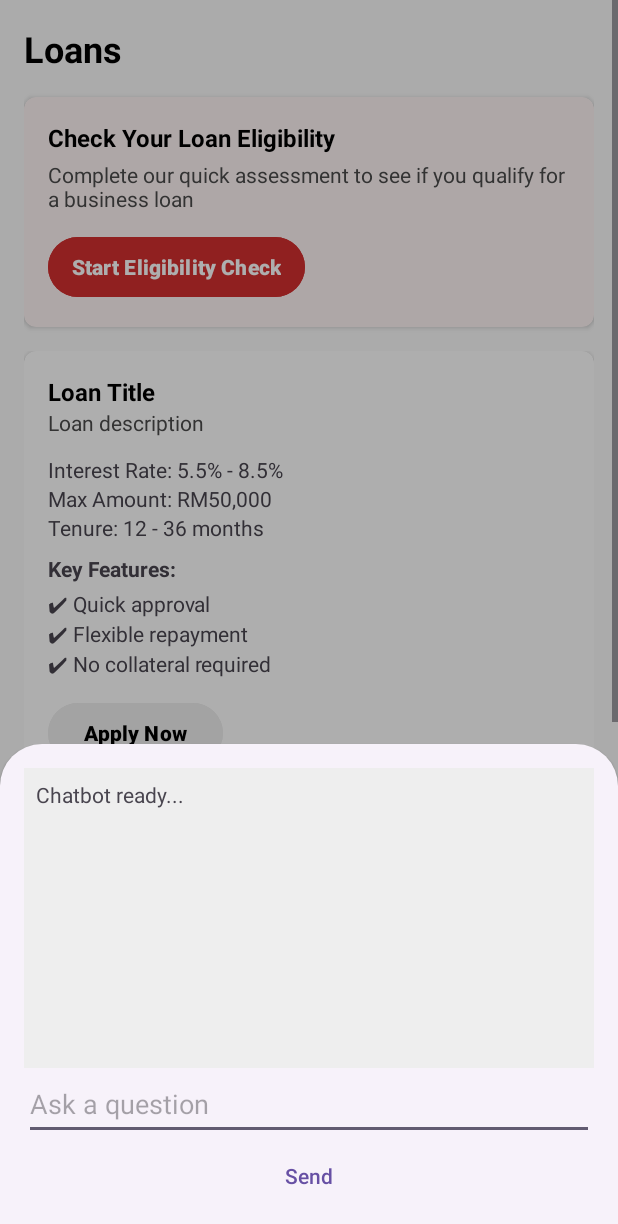
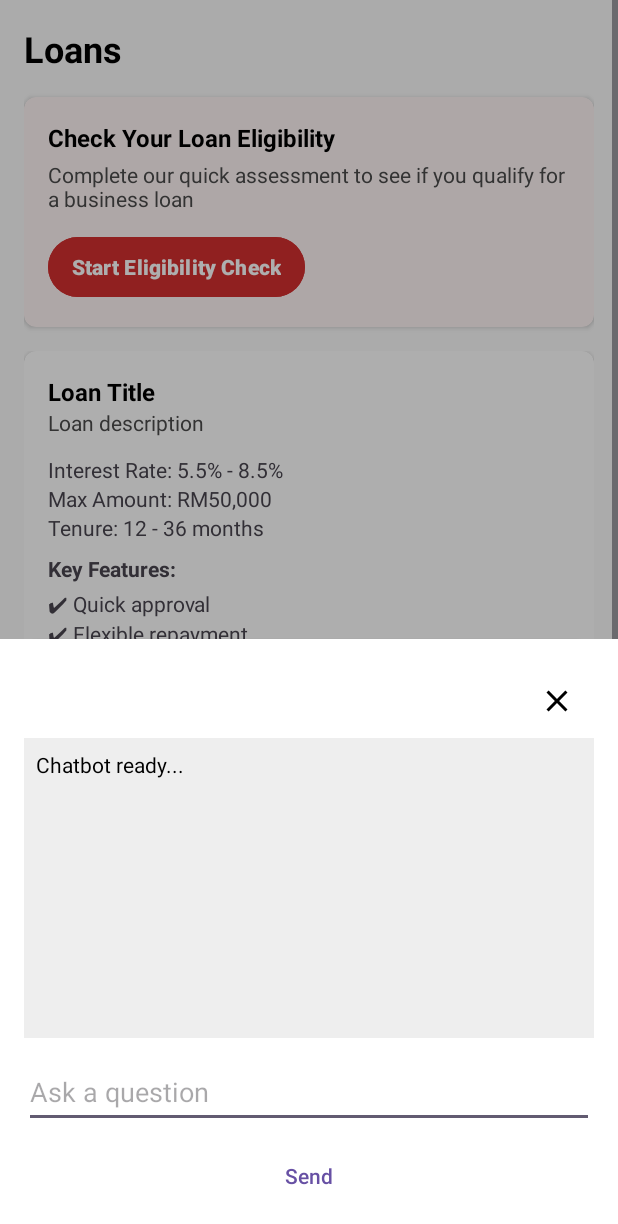
Before and after one commit to liowjiaxin/NiagaNow-Maxins, an Android app: the fragment ChatFragment placed in its activity, item 2 of the bottom bar chosen, on a phone screen of 412 x 824 dp. Shown: the top 1224 px of the screen. Run offline under Robolectric (Android 15) with nearby library versions, the phone set to English and light mode, and no system bars; libraries missing offline, so code that uses them is left out: com.github.mikephil.charting; 8 statements that could not run were skipped.

Commit message:
enhanced chatbot fragment

```diff
--- a/app/src/main/java/com/example/niaganow/fragments/ChatFragment.kt
+++ b/app/src/main/java/com/example/niaganow/fragments/ChatFragment.kt
@@ -10,6 +10,7 @@ import okhttp3.*
 import org.json.JSONObject
 import java.io.IOException
 import okhttp3.MediaType.Companion.toMediaTypeOrNull
+import okhttp3.RequestBody.Companion.toRequestBody
 
 
 class ChatFragment : BottomSheetDialogFragment() {
@@ -26,6 +27,9 @@ class ChatFragment : BottomSheetDialogFragment() {
     }
 
     override fun onViewCreated(view: View, savedInstanceState: Bundle?) {
+        super.onViewCreated(view, savedInstanceState)
+
+        // Send button action
         binding.sendButton.setOnClickListener {
             val inputText = binding.messageInput.text.toString().trim()
             if (inputText.isNotBlank()) {
@@ -34,15 +38,22 @@ class ChatFragment : BottomSheetDialogFragment() {
                 sendMessageToBot(inputText)
             }
         }
+
+        // Close button action
+        binding.closeButton.setOnClickListener {
+            dismiss()  // Closes the bottom sheet dialog
+        }
     }
 
     private fun sendMessageToBot(userMessage: String) {
-        val json = JSONObject()
-        json.put("message", userMessage)
+        val json = JSONObject().apply {
+            put("message", userMessage)
+        }
 
-        val body = RequestBody.create("application/json".toMediaTypeOrNull(), json.toString())
+        val body = json.toString().toRequestBody("application/json".toMediaTypeOrNull())
+
         val request = Request.Builder()
-            .url("http://10.0.2.2:8000/chat") // Use 10.0.2.2 for Android emulator
+            .url("http://10.0.2.2:8000/chat") // Localhost for Android emulator
             .post(body)
             .build()
 
--- /dev/null
+++ b/app/src/main/res/drawable/baseline_close_24.xml
@@ -0,0 +1,5 @@
+<vector xmlns:android="http://schemas.android.com/apk/res/android" android:height="24dp" android:tint="#000000" android:viewportHeight="24" android:viewportWidth="24" android:width="24dp">
+
+    <path android:fillColor="@android:color/white" android:pathData="M19,6.41L17.59,5 12,10.59 6.41,5 5,6.41 10.59,12 5,17.59 6.41,19 12,13.41 17.59,19 19,17.59 13.41,12z"/>
+
+</vector>
--- a/app/src/main/res/layout/fragment_chat.xml
+++ b/app/src/main/res/layout/fragment_chat.xml
@@ -1,36 +1,65 @@
 <?xml version="1.0" encoding="utf-8"?>
-<LinearLayout
+<androidx.constraintlayout.widget.ConstraintLayout
     xmlns:android="http://schemas.android.com/apk/res/android"
-    android:orientation="vertical"
+    xmlns:app="http://schemas.android.com/apk/res-auto"
     android:layout_width="match_parent"
     android:layout_height="wrap_content"
-    android:padding="16dp">
+    android:padding="16dp"
+    android:background="@android:color/white">
 
+    <!-- Close Button -->
+    <ImageButton
+        android:id="@+id/closeButton"
+        android:layout_width="50dp"
+        android:layout_height="50dp"
+        android:background="?attr/selectableItemBackgroundBorderless"
+        android:contentDescription="Close"
+        android:src="@drawable/baseline_close_24"
+        app:layout_constraintTop_toTopOf="parent"
+        app:layout_constraintEnd_toEndOf="parent"/>
+
+    <!-- Scrollable Chat Output -->
     <ScrollView
-        android:layout_width="match_parent"
+        android:id="@+id/chatScroll"
+        android:layout_width="0dp"
         android:layout_height="200dp"
-        android:fillViewport="true">
+        android:fillViewport="true"
+        android:background="#EEEEEE"
+        android:padding="8dp"
+        app:layout_constraintTop_toBottomOf="@id/closeButton"
+        app:layout_constraintStart_toStartOf="parent"
+        app:layout_constraintEnd_toEndOf="parent">
 
         <TextView
             android:id="@+id/chatOutput"
             android:layout_width="match_parent"
             android:layout_height="wrap_content"
             android:text="Chatbot ready..."
-            android:background="#EEEEEE"
-            android:padding="8dp"
-            android:scrollbars="vertical" />
+            android:textSize="14sp"
+            android:textColor="@android:color/black" />
     </ScrollView>
 
+    <!-- Message Input -->
     <EditText
         android:id="@+id/messageInput"
-        android:layout_width="match_parent"
+        android:layout_width="0dp"
         android:layout_height="wrap_content"
         android:hint="Ask a question"
-        android:minHeight="48dp" />
+        android:minHeight="48dp"
+        android:layout_marginTop="12dp"
+        app:layout_constraintTop_toBottomOf="@id/chatScroll"
+        app:layout_constraintStart_toStartOf="parent"
+        app:layout_constraintEnd_toEndOf="parent"/>
 
+    <!-- Send Button -->
     <Button
         android:id="@+id/sendButton"
-        android:layout_width="match_parent"
+        android:layout_width="0dp"
         android:layout_height="wrap_content"
-        android:text="Send" />
-</LinearLayout>
+        android:text="Send"
+        android:layout_marginTop="8dp"
+        app:layout_constraintTop_toBottomOf="@id/messageInput"
+        app:layout_constraintStart_toStartOf="parent"
+        app:layout_constraintEnd_toEndOf="parent"
+        app:layout_constraintBottom_toBottomOf="parent"/>
+</androidx.constraintlayout.widget.ConstraintLayout>
```
